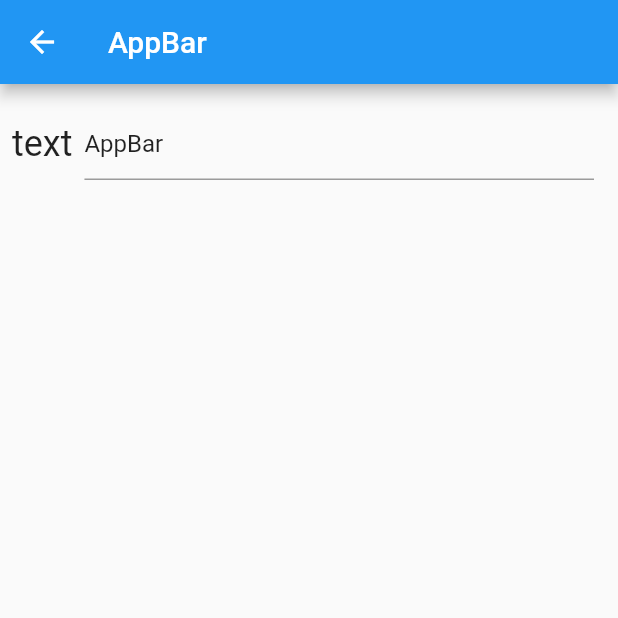
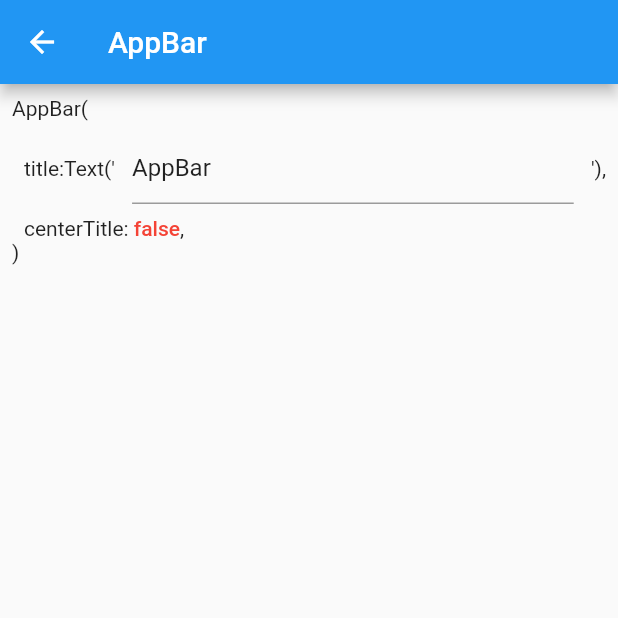
Before and after one commit to asapiki/widget_experiment, a Flutter app: the AppBarLabPage screen opened directly, on a phone screen of 412 x 824 dp, the top half of it. Run offline on Flutter 3.47's test engine with Material 2 defaults, Android fonts, the phone set to English and light mode, and no system bars.

Commit message:
AppBar.centerTitleを実験できる

```diff
--- a/lib/pages/app_bar_lab_page.dart
+++ b/lib/pages/app_bar_lab_page.dart
@@ -9,42 +9,75 @@ class AppBarLabPage extends LabPage {
 }
 
 class _AppBarLabPageState extends State<AppBarLabPage> {
-  TextEditingController textController;
+  TextEditingController titleController;
+  bool centerTitle = false;
 
   @override
   void initState() {
     super.initState();
-    textController = TextEditingController(text: widget.title);
+    titleController = TextEditingController(text: widget.title);
   }
 
   @override
   Widget build(BuildContext context) {
     return Scaffold(
       appBar: AppBar(
-        title: Text(textController.value.text),
+        title: Text(titleController.value.text),
+        centerTitle: centerTitle,
       ),
       body: DefaultTextStyle(
-        style: Theme.of(context).textTheme.headline,
+        style: Theme.of(context).textTheme.body1,
         child: Padding(
           padding: const EdgeInsets.all(8.0),
+          child: Column(
+            crossAxisAlignment: CrossAxisAlignment.start,
+            children: <Widget>[
+              Text('AppBar('),
+              Padding(
+                padding: const EdgeInsets.only(left: 8),
                 child: Column(
                   children: <Widget>[
                     Row(
                       children: <Widget>[
-                  Text('text'),
+                        Text('title:Text(\' '),
                         Expanded(
                           child: Padding(
                             padding: const EdgeInsets.all(8.0),
                             child: TextFormField(
-                        controller: textController,
+                              controller: titleController,
                               onEditingComplete: () {
                                 setState(() {});
                               },
                             ),
                           ),
-                  )
+                        ),
+                        Text(' \'),')
                       ],
-              )
+                    ),
+                    Row(
+                      children: <Widget>[
+                        Text('centerTitle: '),
+                        InkWell(
+                          child: Text(
+                            centerTitle.toString(),
+                            style: Theme.of(context)
+                                .textTheme
+                                .body2
+                                .copyWith(color: Colors.red),
+                          ),
+                          onTap: () {
+                            setState(() {
+                              centerTitle = !centerTitle;
+                            });
+                          },
+                        ),
+                        Text(',')
+                      ],
+                    ),
+                  ],
+                ),
+              ),
+              Text(')'),
             ],
           ),
         ),
```
Lines whose indentation alone changed are shown as unchanged.
